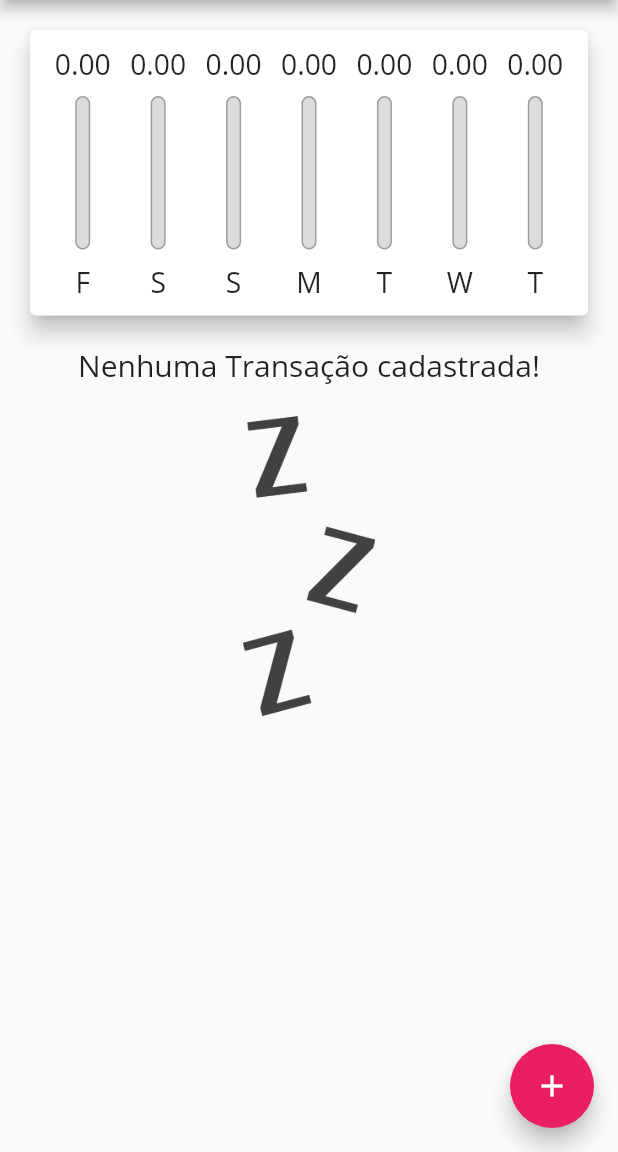
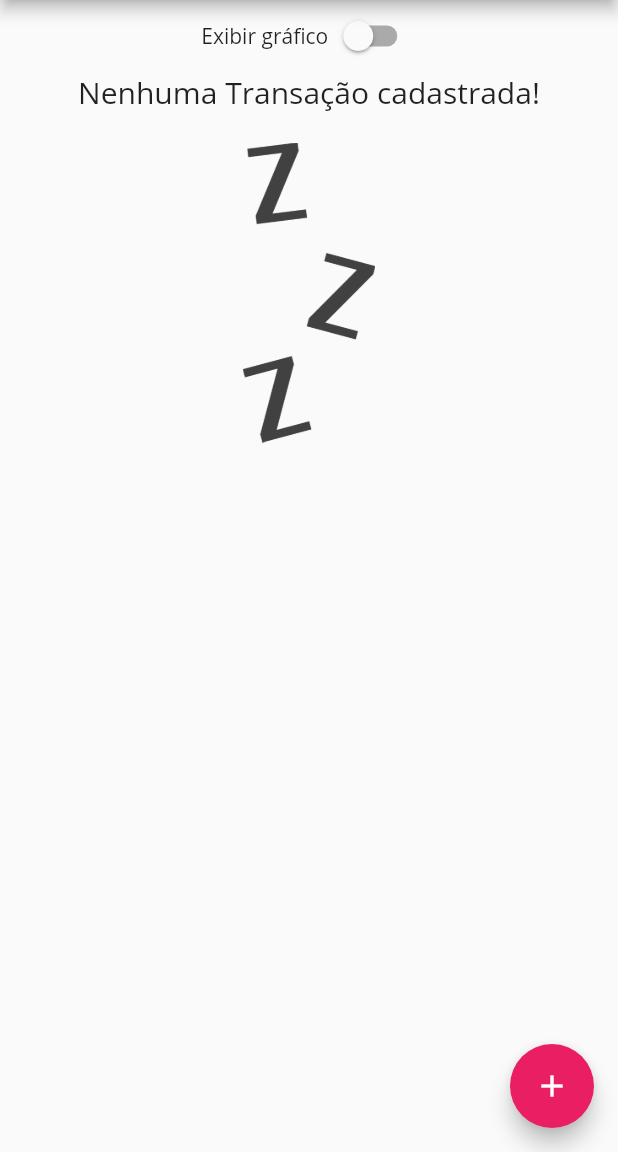
Before and after one commit to henriquesbraga/despesas_pessoais, a Flutter app: the screen it shows after launch, on a phone screen of 412 x 824 dp, the part 84-1236 px from its top. Run offline on Flutter 3.47's test engine with Material 2 defaults, Android fonts, the phone set to English and light mode, and no system bars.

```diff
--- a/lib/main.dart
+++ b/lib/main.dart
@@ -45,8 +45,8 @@ class MyHomePage extends StatefulWidget {
 }
 
 class _MyHomePageState extends State<MyHomePage> {
-  final List<Transaction> _transactions = [
-  ];
+  final List<Transaction> _transactions = [];
+  bool _showChart = false;
 
   List<Transaction> get _recentTransaction {
     return _transactions.where((tr) {
@@ -74,7 +74,6 @@ class _MyHomePageState extends State<MyHomePage> {
     });
   }
 
-
   _openTransactionFormModal(BuildContext context) {
     showModalBottomSheet(
         context: context,
@@ -82,7 +81,6 @@ class _MyHomePageState extends State<MyHomePage> {
           return TransactionForm(_addTransaction);
         });
   }
-
 
   @override
   Widget build(BuildContext context) {
@@ -108,11 +106,25 @@ class _MyHomePageState extends State<MyHomePage> {
         child: Column(
           crossAxisAlignment: CrossAxisAlignment.stretch,
           children: [
-            SizedBox(
+            Row(
+              mainAxisAlignment: MainAxisAlignment.center,
+              children: [
+                const Text("Exibir gráfico"),
+                Switch(
+                  value: _showChart,
+                  onChanged: (value) {
+                    setState(() {
+                      _showChart = value;
+                    });
+                  }
+                )
+              ],
+            ),
+            if (_showChart) SizedBox(
               height: availableHeight * 0.3,
               child: Chart(_recentTransaction)
             ),
-            SizedBox(
+            if (!_showChart) SizedBox(
               height: availableHeight * 0.7,
               child: TransactionList(_transactions, _removeTransaction),
             ),
```
